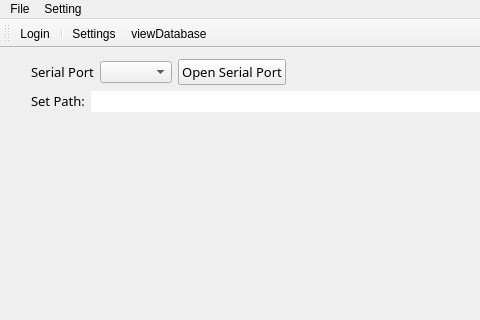
Old version of the form PCBHumanReCheck/PCBHumanReCheck/mymainwindow.ui in the repository ZhangYY12345/PCBHumanReCheck; both pictures show x 0 to 480 and y 0 to 320 of the 1309 by 481 pixel window.
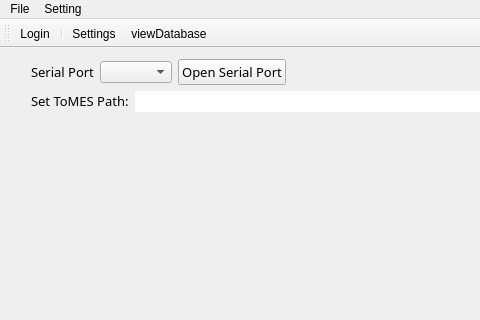
New version of the form. Icons and pictures are not drawn. Custom widgets are drawn as their Qt base class.

Patch:
```diff
--- a/PCBHumanReCheck/PCBHumanReCheck/mymainwindow.ui
+++ b/PCBHumanReCheck/PCBHumanReCheck/mymainwindow.ui
@@ -36,7 +36,7 @@
              </font>
             </property>
             <property name="text">
-             <string>Set Path:</string>
+             <string>Set ToMES Path:</string>
             </property>
            </widget>
           </item>
```
Left out of the diff: 44 changed lines with no effect on the pictures.
